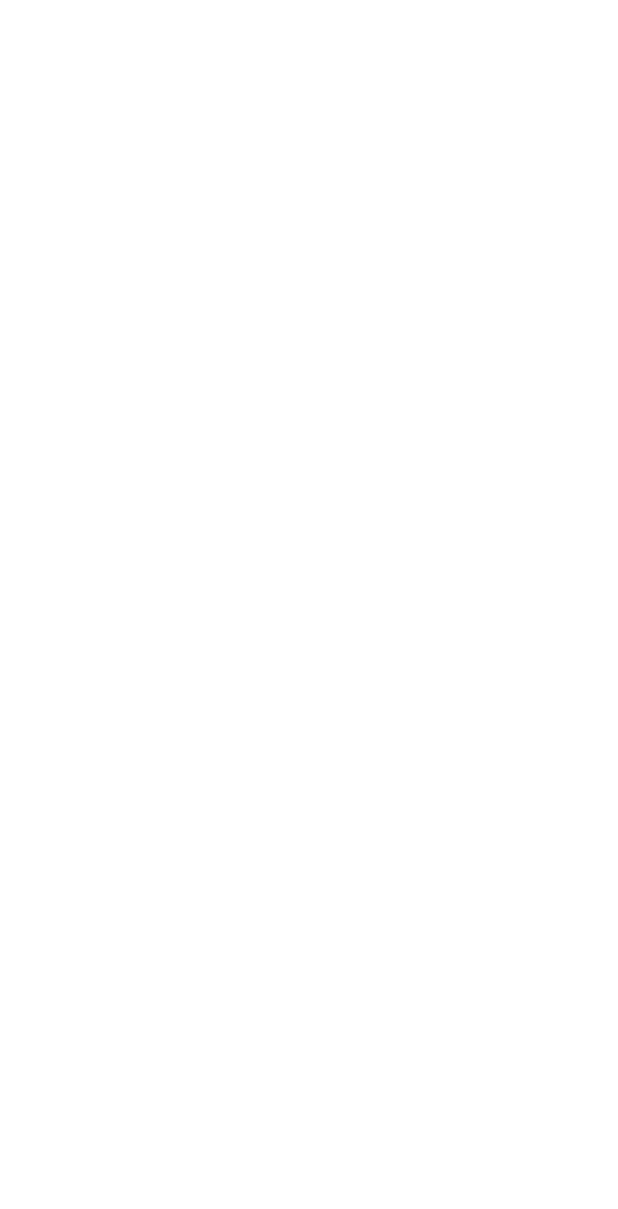
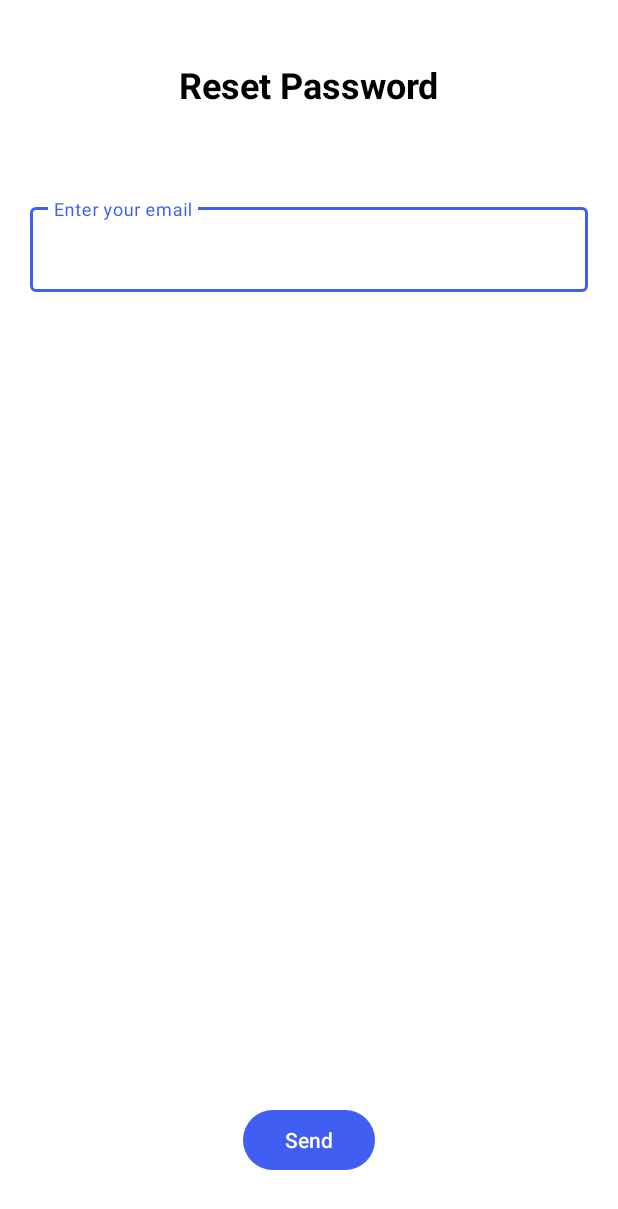
Before and after one commit to rllakhan/Vibzz, an Android app: the ForgotPassActivity screen opened directly, with no data from a screen before it, on a phone screen of 412 x 824 dp. Before the commit the part shown is empty. Shown: the top 1209 px of the screen. Run offline under Robolectric (Android 15) with nearby library versions, the phone set to English and light mode, and no system bars; our stand-ins replace Firebase (no records; nobody signed in at launch, a user with empty details on screens opened directly).

Commit message:
add reset password feature

```diff
--- a/app/src/main/java/com/example/vibzz/ForgotPassActivity.kt
+++ b/app/src/main/java/com/example/vibzz/ForgotPassActivity.kt
@@ -1,12 +1,26 @@
 package com.example.vibzz
 
+import android.content.Intent
 import android.os.Bundle
+import android.provider.ContactsContract.CommonDataKinds.Email
+import android.widget.Button
+import android.widget.EditText
+import android.widget.Toast
 import androidx.activity.enableEdgeToEdge
 import androidx.appcompat.app.AppCompatActivity
 import androidx.core.view.ViewCompat
 import androidx.core.view.WindowInsetsCompat
+import com.google.android.material.textfield.TextInputLayout
+import com.google.firebase.Firebase
+import com.google.firebase.auth.FirebaseAuth
+import com.google.firebase.auth.auth
 
 class ForgotPassActivity : AppCompatActivity() {
+    private lateinit var etTextEmail: EditText
+    private lateinit var btnSend: Button
+    private lateinit var firebaseAuth: FirebaseAuth
+
+    private lateinit var textInputLayoutEmail: TextInputLayout
     override fun onCreate(savedInstanceState: Bundle?) {
         super.onCreate(savedInstanceState)
         enableEdgeToEdge()
@@ -16,5 +30,37 @@ class ForgotPassActivity : AppCompatActivity() {
             v.setPadding(systemBars.left, systemBars.top, systemBars.right, systemBars.bottom)
             insets
         }
+        etTextEmail = findViewById(R.id.etTextEmailForgotPass)
+        btnSend = findViewById(R.id.btnSend)
+        textInputLayoutEmail = findViewById(R.id.textInputLayoutEmailForgotPass)
+
+        firebaseAuth = Firebase.auth
+
+        btnSend.setOnClickListener {
+            val email = etTextEmail.text.toString()
+
+            if (email.isEmpty()) {
+                textInputLayoutEmail.error = "Email is required"
+            }
+            if (email.isNotEmpty()) {
+                sendResetLink(email)
+            }
+        }
+    }
+
+    private fun sendResetLink(email: String) {
+        firebaseAuth.sendPasswordResetEmail(email)
+            .addOnCompleteListener(this) { task ->
+                if (task.isSuccessful) {
+                    Toast.makeText(
+                        this@ForgotPassActivity,
+                        "Check your email",
+                        Toast.LENGTH_LONG
+                    ).show()
+                    val intent = Intent(this@ForgotPassActivity, SignInActivity::class.java)
+                    startActivity(intent)
+                    finish()
+                }
+            }
     }
 }
--- a/app/src/main/res/layout/activity_forgot_pass.xml
+++ b/app/src/main/res/layout/activity_forgot_pass.xml
@@ -7,4 +7,46 @@
     android:layout_height="match_parent"
     tools:context=".ForgotPassActivity">
 
+    <TextView
+        android:id="@+id/tvResetPasswordText"
+        android:layout_width="wrap_content"
+        android:layout_height="wrap_content"
+        android:text="@string/reset_password"
+        android:textSize="24sp"
+        android:textColor="?attr/colorSecondary"
+        android:textStyle="bold"
+        android:layout_marginTop="40dp"
+        app:layout_constraintEnd_toEndOf="parent"
+        app:layout_constraintStart_toStartOf="parent"
+        app:layout_constraintTop_toTopOf="parent" />
+
+
+    <com.google.android.material.textfield.TextInputLayout
+        android:id="@+id/textInputLayoutEmailForgotPass"
+        android:layout_width="match_parent"
+        android:layout_height="wrap_content"
+        android:layout_marginTop="60dp"
+        android:layout_marginStart="20dp"
+        android:layout_marginEnd="20dp"
+        app:layout_constraintEnd_toEndOf="parent"
+        app:layout_constraintStart_toStartOf="parent"
+        app:layout_constraintTop_toBottomOf="@+id/tvResetPasswordText">
+
+        <com.google.android.material.textfield.TextInputEditText
+            android:id="@+id/etTextEmailForgotPass"
+            android:layout_width="match_parent"
+            android:layout_height="wrap_content"
+            android:inputType="textEmailAddress"
+            android:hint="@string/enter_your_email" />
+    </com.google.android.material.textfield.TextInputLayout>
+
+    <Button
+        android:id="@+id/btnSend"
+        android:layout_width="wrap_content"
+        android:layout_height="wrap_content"
+        android:text="@string/send"
+        android:layout_marginBottom="40dp"
+        app:layout_constraintBottom_toBottomOf="parent"
+        app:layout_constraintEnd_toEndOf="parent"
+        app:layout_constraintStart_toStartOf="parent" />
 </androidx.constraintlayout.widget.ConstraintLayout>
--- a/app/src/main/res/values/strings.xml
+++ b/app/src/main/res/values/strings.xml
@@ -24,4 +24,6 @@
     <string name="confirm_your_password">Confirm your password</string>
     <string name="sign_up">Sign Up</string>
     <string name="forgot_password">Forgot password?</string>
+    <string name="reset_password">Reset Password</string>
+    <string name="send">Send</string>
 </resources>
```
